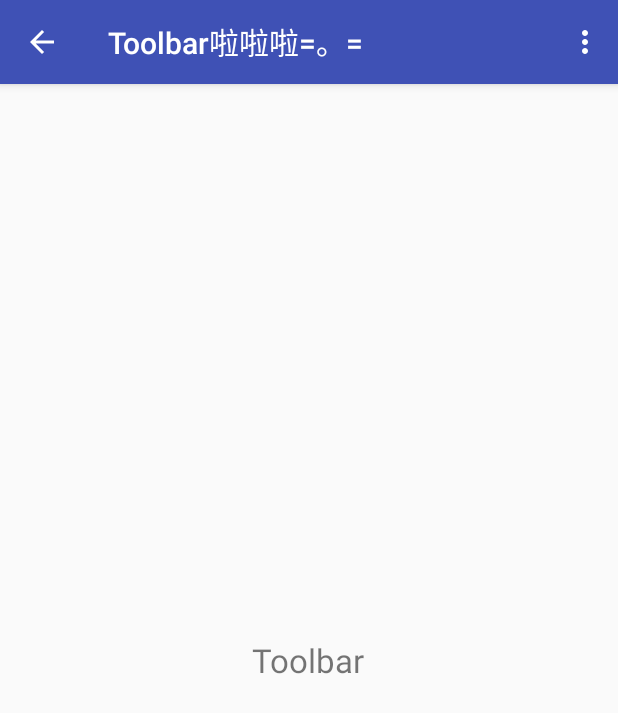
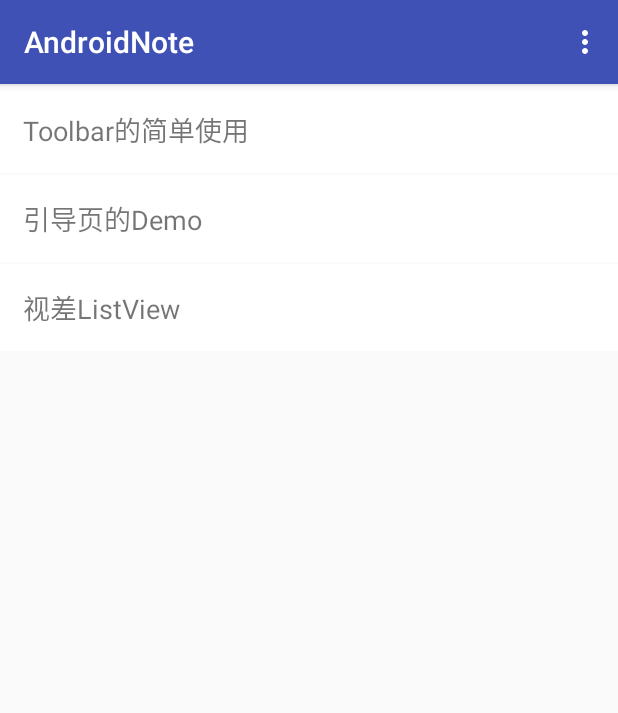
Before and after one commit to gaolonglong/AndroidNote, an Android app: the screen it shows after launch (ToolbarActivity before the commit, MainActivity after it), in the options menu, after a tap on "Settings", on a phone screen of 412 x 824 dp. Shown: the top 713 px of the screen. Run offline under Robolectric (Android 15) with nearby library versions, the phone set to English and light mode, and no system bars.

Commit message:
clean package

```diff
--- a/app/build.gradle
+++ b/app/build.gradle
@@ -20,11 +20,12 @@ android {
 }
 
 dependencies {
-    compile fileTree(dir: 'libs', include: ['*.jar'])
+    compile fileTree(include: ['*.jar'], dir: 'libs')
     androidTestCompile('com.android.support.test.espresso:espresso-core:2.2.2', {
         exclude group: 'com.android.support', module: 'support-annotations'
     })
     compile 'com.android.support:appcompat-v7:24.2.1'
     compile 'com.android.support:design:24.2.1'
+    compile 'com.android.support:recyclerview-v7:24.2.1'
     testCompile 'junit:junit:4.12'
 }
--- a/app/src/main/AndroidManifest.xml
+++ b/app/src/main/AndroidManifest.xml
@@ -20,6 +20,7 @@
         </activity>
         <activity android:name=".guide.GuideActivity"/>
         <activity android:name=".toolbar.ToolbarActivity"/>
+        <activity android:name=".parallaxlistview.ParallaxActivity"/>
     </application>
 
 </manifest>
--- a/app/src/main/java/com/gaolonglong/app/androidnote/MainActivity.java
+++ b/app/src/main/java/com/gaolonglong/app/androidnote/MainActivity.java
@@ -1,61 +1,37 @@
 package com.gaolonglong.app.androidnote;
 
-import android.annotation.TargetApi;
-import android.content.Intent;
-import android.os.Build;
 import android.os.Bundle;
-import android.support.design.widget.FloatingActionButton;
-import android.support.design.widget.Snackbar;
 import android.support.v7.app.AppCompatActivity;
+import android.support.v7.widget.LinearLayoutManager;
+import android.support.v7.widget.RecyclerView;
 import android.support.v7.widget.Toolbar;
-import android.view.View;
 import android.view.Menu;
 import android.view.MenuItem;
-import android.view.ViewTreeObserver;
-import android.widget.ArrayAdapter;
-import android.widget.ImageView;
 
-import com.gaolonglong.app.androidnote.guide.GuideActivity;
-import com.gaolonglong.app.androidnote.parallaxlistview.Cheeses;
-import com.gaolonglong.app.androidnote.parallaxlistview.ParallaxListView;
-import com.gaolonglong.app.androidnote.toolbar.ToolbarActivity;
+import java.util.ArrayList;
+import java.util.List;
 
 public class MainActivity extends AppCompatActivity {
 
-    private ParallaxListView parallaxListView;
-    private ImageView headerImage;
+    private RecyclerView recyclerView;
+    private List<String> titleList;
 
     @Override
     protected void onCreate(Bundle savedInstanceState) {
         super.onCreate(savedInstanceState);
         setContentView(R.layout.activity_main);
+        //Toolbar
         Toolbar toolbar = (Toolbar) findViewById(R.id.toolbar);
         setSupportActionBar(toolbar);
+        //RecyclerView
+        recyclerView = (RecyclerView) findViewById(R.id.recycler_view);
+        titleList = new ArrayList<>();
+        titleList.add("Toolbar的简单使用");
+        titleList.add("引导页的Demo");
+        titleList.add("视差ListView");
 
-        FloatingActionButton fab = (FloatingActionButton) findViewById(R.id.fab);
-        fab.setOnClickListener(new View.OnClickListener() {
-            @Override
-            public void onClick(View view) {
-                startActivity(new Intent(getApplicationContext(),GuideActivity.class));
-                Snackbar.make(view, "Replace with your own action", Snackbar.LENGTH_LONG)
-                        .setAction("Action", null).show();
-            }
-        });
-
-        parallaxListView = (ParallaxListView) findViewById(R.id.list_view);
-        final View headerView = View.inflate(this, R.layout.layout_header, null);
-        headerImage = (ImageView) headerView.findViewById(R.id.header_image);
-        parallaxListView.addHeaderView(headerView);
-        parallaxListView.setAdapter(new ArrayAdapter<>(this,android.R.layout.simple_list_item_1, Cheeses.USER_NAME));
-
-        headerImage.getViewTreeObserver().addOnGlobalLayoutListener(new ViewTreeObserver.OnGlobalLayoutListener() {
-            @TargetApi(Build.VERSION_CODES.JELLY_BEAN)
-            @Override
-            public void onGlobalLayout() {
-                parallaxListView.setParallaxImage(headerImage);
-                headerImage.getViewTreeObserver().removeOnGlobalLayoutListener(this);
-            }
-        });
+        recyclerView.setLayoutManager(new LinearLayoutManager(this, LinearLayoutManager.VERTICAL,false));
+        recyclerView.setAdapter(new MainAdapter(this,titleList));
 
     }
 
@@ -75,7 +51,6 @@ public class MainActivity extends AppCompatActivity {
 
         //noinspection SimplifiableIfStatement
         if (id == R.id.action_settings) {
-            startActivity(new Intent(MainActivity.this,ToolbarActivity.class));
             return true;
         }
 
--- /dev/null
+++ b/app/src/main/java/com/gaolonglong/app/androidnote/MainAdapter.java
@@ -0,0 +1,71 @@
+package com.gaolonglong.app.androidnote;
+
+import android.content.Context;
+import android.content.Intent;
+import android.support.v7.widget.RecyclerView;
+import android.view.LayoutInflater;
+import android.view.View;
+import android.view.ViewGroup;
+import android.widget.TextView;
+
+import com.gaolonglong.app.androidnote.guide.GuideActivity;
+import com.gaolonglong.app.androidnote.parallaxlistview.ParallaxActivity;
+import com.gaolonglong.app.androidnote.toolbar.ToolbarActivity;
+
+import java.util.List;
+
+/**
+ * Created by gaohailong on 2016/10/19.
+ */
+
+public class MainAdapter extends RecyclerView.Adapter<MainAdapter.ViewHolder> {
+
+    private Context context;
+    private List<String> titleList;
+
+    public MainAdapter(Context context, List<String> titleList) {
+        this.context = context;
+        this.titleList = titleList;
+    }
+
+    class ViewHolder extends RecyclerView.ViewHolder{
+        TextView title;
+        public ViewHolder(View itemView) {
+            super(itemView);
+            title = (TextView) itemView.findViewById(R.id.title);
+        }
+    }
+
+    @Override
+    public MainAdapter.ViewHolder onCreateViewHolder(ViewGroup parent, int viewType) {
+        View view = LayoutInflater.from(context).inflate(R.layout.main_item,parent,false);
+        ViewHolder viewHolder = new ViewHolder(view);
+        return viewHolder;
+    }
+
+    @Override
+    public void onBindViewHolder(MainAdapter.ViewHolder holder, final int position) {
+        holder.title.setText(titleList.get(position));
+        holder.itemView.setOnClickListener(new View.OnClickListener() {
+            @Override
+            public void onClick(View v) {
+                switch (position){
+                    case 0:
+                        context.startActivity(new Intent(context, ToolbarActivity.class));
+                        break;
+                    case 1:
+                        context.startActivity(new Intent(context, GuideActivity.class));
+                        break;
+                    case 2:
+                        context.startActivity(new Intent(context, ParallaxActivity.class));
+                        break;
+                }
+            }
+        });
+    }
+
+    @Override
+    public int getItemCount() {
+        return titleList.size();
+    }
+}
--- /dev/null
+++ b/app/src/main/java/com/gaolonglong/app/androidnote/parallaxlistview/ParallaxActivity.java
@@ -0,0 +1,44 @@
+package com.gaolonglong.app.androidnote.parallaxlistview;
+
+import android.annotation.TargetApi;
+import android.os.Build;
+import android.os.Bundle;
+import android.support.annotation.Nullable;
+import android.support.v7.app.AppCompatActivity;
+import android.view.View;
+import android.view.ViewTreeObserver;
+import android.widget.ArrayAdapter;
+import android.widget.ImageView;
+
+import com.gaolonglong.app.androidnote.R;
+
+/**
+ * Created by gaohailong on 2016/10/19.
+ */
+
+public class ParallaxActivity extends AppCompatActivity {
+
+    private ParallaxListView parallaxListView;
+    private ImageView headerImage;
+
+    @Override
+    protected void onCreate(@Nullable Bundle savedInstanceState) {
+        super.onCreate(savedInstanceState);
+        setContentView(R.layout.parallax_listview_layout);
+
+        parallaxListView = (ParallaxListView) findViewById(R.id.list_view);
+        final View headerView = View.inflate(this, R.layout.layout_header, null);
+        headerImage = (ImageView) headerView.findViewById(R.id.header_image);
+        parallaxListView.addHeaderView(headerView);
+        parallaxListView.setAdapter(new ArrayAdapter<>(this,android.R.layout.simple_list_item_1, Cheeses.USER_NAME));
+
+        headerImage.getViewTreeObserver().addOnGlobalLayoutListener(new ViewTreeObserver.OnGlobalLayoutListener() {
+            @TargetApi(Build.VERSION_CODES.JELLY_BEAN)
+            @Override
+            public void onGlobalLayout() {
+                parallaxListView.setParallaxImage(headerImage);
+                headerImage.getViewTreeObserver().removeOnGlobalLayoutListener(this);
+            }
+        });
+    }
+}
--- /dev/null
+++ b/app/src/main/res/drawable/guide_btn_bg.xml
@@ -0,0 +1,5 @@
+<?xml version="1.0" encoding="utf-8"?>
+<shape xmlns:android="http://schemas.android.com/apk/res/android">
+    <solid android:color="#F5F5F5"/>
+    <stroke android:color="#B5340A" android:width="0.5dp"/>
+</shape>
--- a/app/src/main/res/layout/content_main.xml
+++ b/app/src/main/res/layout/content_main.xml
@@ -9,8 +9,9 @@
     tools:context="com.gaolonglong.app.androidnote.MainActivity"
     tools:showIn="@layout/activity_main">
 
-    <com.gaolonglong.app.androidnote.parallaxlistview.ParallaxListView
-        android:id="@+id/list_view"
+    <android.support.v7.widget.RecyclerView
+        android:id="@+id/recycler_view"
         android:layout_width="match_parent"
         android:layout_height="match_parent"/>
+
 </RelativeLayout>
--- /dev/null
+++ b/app/src/main/res/layout/main_item.xml
@@ -0,0 +1,17 @@
+<?xml version="1.0" encoding="utf-8"?>
+<LinearLayout xmlns:android="http://schemas.android.com/apk/res/android"
+    android:orientation="vertical"
+    android:background="#ffffff"
+    android:padding="15dp"
+    android:layout_marginTop="1dp"
+    android:layout_width="match_parent"
+    android:layout_height="wrap_content">
+
+    <TextView
+        android:id="@+id/title"
+        android:text="ListView简单使用"
+        android:textSize="18sp"
+        android:layout_width="match_parent"
+        android:layout_height="wrap_content" />
+
+</LinearLayout>
```
Also changed, not shown: app/src/main/java/com/gaolonglong/app/androidnote/guide/GuideActivity.java (+21 -1 lines), app/src/main/res/layout/activity_main.xml (+0 -8 lines), app/src/main/res/layout/guide_layout.xml (+15 -0 lines), app/src/main/res/layout/parallax_listview_layout.xml (added, +12 -0 lines).
